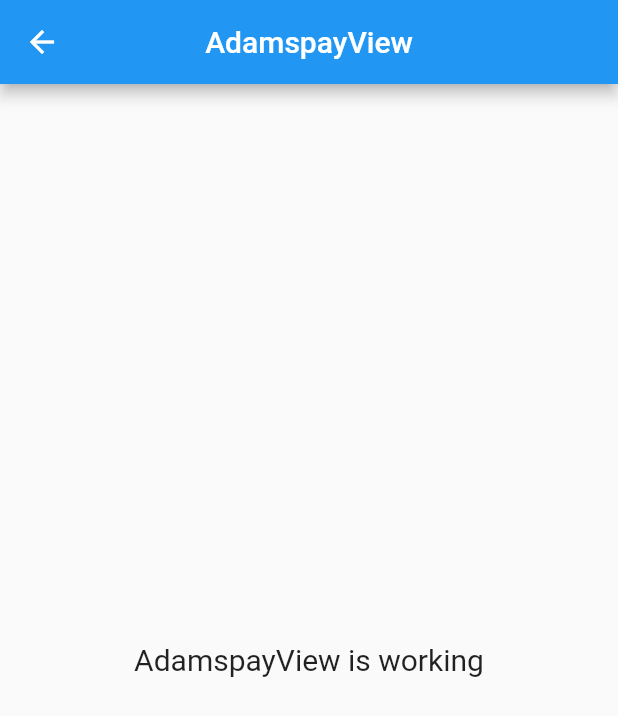
After one commit to giullianocht/asadito, a Flutter app: the AdamspayView screen opened by its route, on a phone screen of 412 x 824 dp. The commit adds this screen. Shown: the top 716 px of the screen. Run offline on Flutter 3.47's test engine with Material 2 defaults, Android fonts, the phone set to English and light mode, and no system bars; our stand-ins replace get.

Commit message:
Se agrega La Deuda en Adamspay

```diff
--- /dev/null
+++ b/lib/app/modules/adamspay/views/adamspay_view.dart
@@ -0,0 +1,23 @@
+import 'package:flutter/material.dart';
+
+import 'package:get/get.dart';
+
+import '../controllers/adamspay_controller.dart';
+
+class AdamspayView extends GetView<AdamspayController> {
+  @override
+  Widget build(BuildContext context) {
+    return Scaffold(
+      appBar: AppBar(
+        title: Text('AdamspayView'),
+        centerTitle: true,
+      ),
+      body: Center(
+        child: Text(
+          'AdamspayView is working',
+          style: TextStyle(fontSize: 20),
+        ),
+      ),
+    );
+  }
+}
--- a/lib/app/modules/formulario/views/formulario_view.dart
+++ b/lib/app/modules/formulario/views/formulario_view.dart
@@ -102,7 +102,7 @@ class FormularioView extends GetView<FormularioController> {
       floatingActionButton: ElevatedButton(
         onPressed: () {
           if (controller.formKey.currentState!.validate()) {
-            print("Ir AdamsPay");
+            controller.pagar();
           }
         },
         child: Text(
--- a/lib/app/routes/app_pages.dart
+++ b/lib/app/routes/app_pages.dart
@@ -1,5 +1,7 @@
 import 'package:get/get.dart';
 
+import 'package:asadito/app/modules/adamspay/bindings/adamspay_binding.dart';
+import 'package:asadito/app/modules/adamspay/views/adamspay_view.dart';
 import 'package:asadito/app/modules/carrito/bindings/carrito_binding.dart';
 import 'package:asadito/app/modules/carrito/views/carrito_view.dart';
 import 'package:asadito/app/modules/comida/bindings/comida_binding.dart';
@@ -42,5 +44,10 @@ class AppPages {
       page: () => FormularioView(),
       binding: FormularioBinding(),
     ),
+    GetPage(
+      name: _Paths.ADAMSPAY,
+      page: () => AdamspayView(),
+      binding: AdamspayBinding(),
+    ),
   ];
 }
--- a/lib/app/routes/app_routes.dart
+++ b/lib/app/routes/app_routes.dart
@@ -7,6 +7,7 @@ abstract class Routes {
   static const COMIDA = _Paths.COMIDA;
   static const CARRITO = _Paths.CARRITO;
   static const FORMULARIO = _Paths.FORMULARIO;
+  static const ADAMSPAY = _Paths.ADAMSPAY;
 }
 
 abstract class _Paths {
@@ -15,4 +16,5 @@ abstract class _Paths {
   static const COMIDA = '/comida';
   static const CARRITO = '/carrito';
   static const FORMULARIO = '/formulario';
+  static const ADAMSPAY = '/adamspay';
 }
```
Also changed, not shown: lib/app/modules/adamspay/bindings/adamspay_binding.dart (added, +12 -0 lines), lib/app/modules/adamspay/controllers/adamspay_controller.dart (added, +16 -0 lines), lib/app/modules/formulario/controllers/formulario_controller.dart (+68 -0 lines).
